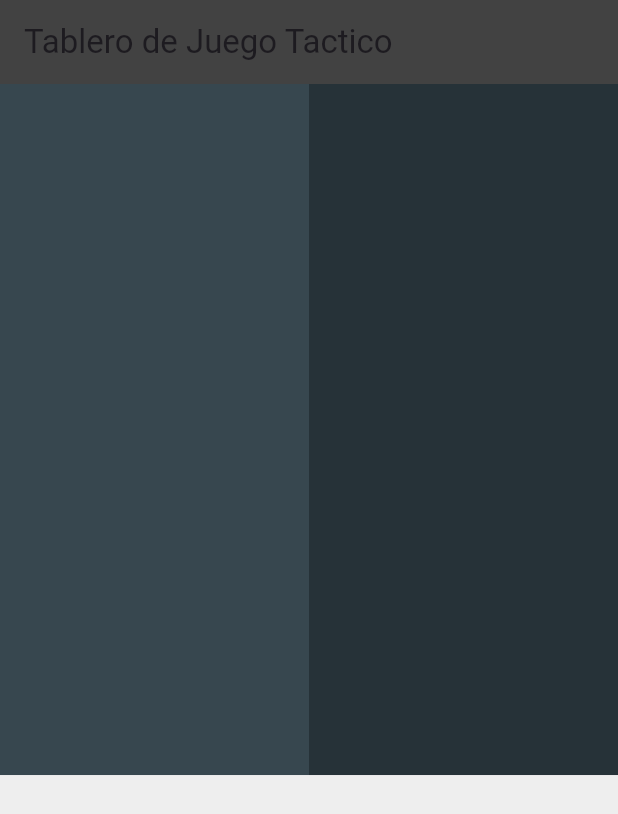
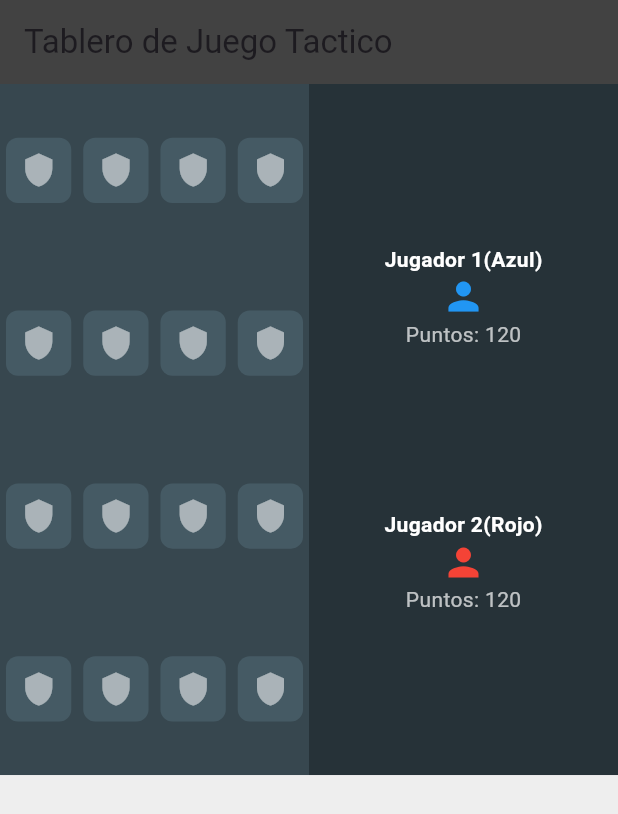
Before and after one commit to mocaor-dam/1.-Tablero-de-Juego-T-ctico, a Flutter app: the screen it shows after launch, on a phone screen of 412 x 824 dp. Shown: the top 814 px of the screen. Run offline on Flutter 3.47's test engine with Material 3 defaults, Android fonts, the phone set to English and light mode, and no system bars.

Commit message:
sprint2 y 3

```diff
--- a/lib/main.dart
+++ b/lib/main.dart
@@ -22,15 +22,127 @@ class MyApp extends StatelessWidget {
               flex: 6,
               child: Row(
                 children: [
-                  Expanded(child: Container(color: Colors.blueGrey[800])),
-                  Expanded(child: Container(color: Colors.blueGrey[900])),
+                  Expanded(
+                    child: Container(
+                    color: Colors.blueGrey[800],
+                    child: Column(
+                      children: [
+                        Expanded(
+                          child: Row(
+                            children: [
+                              containerDesign(),
+                              containerDesign(),
+                              containerDesign(),
+                              containerDesign(),
+                            ],
+                          ),
+                        ),
+                        Expanded(
+                          child: Row(
+                            children: [
+                              containerDesign(),
+                              containerDesign(),
+                              containerDesign(),
+                              containerDesign(),
+                            ],
+                          ),
+                        ),
+                        Expanded(
+                          child: Row(
+                            children: [
+                              containerDesign(),
+                              containerDesign(),
+                              containerDesign(),
+                              containerDesign(),
+                            ],
+                          ),
+                        ),
+                        Expanded(
+                          child: Row(
+                            children: [
+                              containerDesign(),
+                              containerDesign(),
+                              containerDesign(),
+                              containerDesign(),
+                            ],
+                          ),
+                        ),
+                      ],
+                    ),
+                  ),
+                  ),
+                  Expanded(
+                    child: Container(
+                      color: Colors.blueGrey[900],
+                    child: Column(
+                      mainAxisAlignment: MainAxisAlignment.spaceEvenly,
+
+                      children: [
+                        Column(
+                          children: [
+                            Text(
+                              'Jugador 1(Azul)',
+                              style: TextStyle(
+                                color: Colors.white,
+                                fontWeight: FontWeight.bold,
+                              ),
+                            ),
+                            Icon(Icons.person, color: Colors.blue, size: 30),
+                            Text(
+                              'Puntos: 120',
+                              style: TextStyle(color: Colors.white70),
+                            ),
+                          ],
+                        ),
+                        Column(
+                          children: [
+                            Text(
+                              'Jugador 2(Rojo)',
+                              style: TextStyle(
+                                color: Colors.white,
+                                fontWeight: FontWeight.bold,
+                              ),
+                            ),
+                            Icon(Icons.person, color: Colors.red, size: 30),
+                            Text(
+                              'Puntos: 120',
+                              style: TextStyle(color: Colors.white70),
+                            ),
+                          ],
+                        ),
+                      ],
+                    ),
+                  ),
+                  )
                 ],
               ),
             ),
-            Expanded(flex: 4 ,child: Container(color: Colors.grey[200],))
+            Expanded(flex: 4,
+                child: Container(
+                    color: Colors.grey[200]
+
+
+
+                )),
           ],
         ),
       ),
     );
   }
+
+  Expanded containerDesign() {
+    return Expanded(
+      child: AspectRatio(
+        aspectRatio: 1,
+        child: Container(
+          margin: const EdgeInsets.all(4),
+          decoration: BoxDecoration(
+            color: Colors.blueGrey[700],
+            borderRadius: BorderRadius.circular(8),
+          ),
+          child: const Icon(Icons.shield, color: Colors.white54),
+        ),
+      ),
+    );
+  }
 }
```
